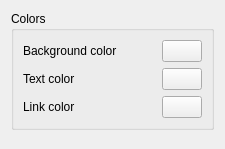
First picture: the form in src/colorpage.ui, repository ChaosWars/knfoviewer, before the edit.
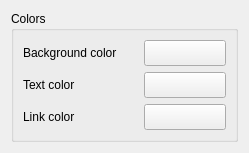
Second picture: the form after the edit. Custom widgets are drawn as their Qt base class.

Diff of the .ui file:
```diff
--- a/src/colorpage.ui
+++ b/src/colorpage.ui
@@ -5,7 +5,7 @@
    <rect>
     <x>0</x>
     <y>0</y>
-    <width>225</width>
+    <width>229</width>
     <height>149</height>
    </rect>
   </property>
@@ -24,18 +24,37 @@
         <item>
          <widget class="QLabel" name="backgroundColorLabel" >
           <property name="sizePolicy" >
-           <sizepolicy vsizetype="Preferred" hsizetype="Expanding" >
+           <sizepolicy vsizetype="Fixed" hsizetype="Fixed" >
             <horstretch>0</horstretch>
             <verstretch>0</verstretch>
            </sizepolicy>
           </property>
+          <property name="minimumSize" >
+           <size>
+            <width>115</width>
+            <height>26</height>
+           </size>
+          </property>
           <property name="text" >
            <string>Background color</string>
           </property>
          </widget>
         </item>
         <item>
-         <widget class="KColorButton" name="kcfg_backgroundColor" />
+         <widget class="KColorButton" name="kcfg_backgroundColor" >
+          <property name="sizePolicy" >
+           <sizepolicy vsizetype="Fixed" hsizetype="Expanding" >
+            <horstretch>0</horstretch>
+            <verstretch>0</verstretch>
+           </sizepolicy>
+          </property>
+          <property name="minimumSize" >
+           <size>
+            <width>82</width>
+            <height>26</height>
+           </size>
+          </property>
+         </widget>
         </item>
        </layout>
       </item>
@@ -44,18 +63,37 @@
         <item>
          <widget class="QLabel" name="textColorLabel" >
           <property name="sizePolicy" >
-           <sizepolicy vsizetype="Preferred" hsizetype="Expanding" >
+           <sizepolicy vsizetype="Fixed" hsizetype="Fixed" >
             <horstretch>0</horstretch>
             <verstretch>0</verstretch>
            </sizepolicy>
           </property>
+          <property name="minimumSize" >
+           <size>
+            <width>115</width>
+            <height>26</height>
+           </size>
+          </property>
           <property name="text" >
            <string>Text color</string>
           </property>
          </widget>
         </item>
         <item>
-         <widget class="KColorButton" name="kcfg_textColor" />
+         <widget class="KColorButton" name="kcfg_textColor" >
+          <property name="sizePolicy" >
+           <sizepolicy vsizetype="Fixed" hsizetype="Expanding" >
+            <horstretch>0</horstretch>
+            <verstretch>0</verstretch>
+           </sizepolicy>
+          </property>
+          <property name="minimumSize" >
+           <size>
+            <width>82</width>
+            <height>26</height>
+           </size>
+          </property>
+         </widget>
         </item>
        </layout>
       </item>
@@ -64,18 +102,37 @@
         <item>
          <widget class="QLabel" name="linkColorLabel" >
           <property name="sizePolicy" >
-           <sizepolicy vsizetype="Preferred" hsizetype="Expanding" >
+           <sizepolicy vsizetype="Fixed" hsizetype="Fixed" >
             <horstretch>0</horstretch>
             <verstretch>0</verstretch>
            </sizepolicy>
           </property>
+          <property name="minimumSize" >
+           <size>
+            <width>115</width>
+            <height>26</height>
+           </size>
+          </property>
           <property name="text" >
            <string>Link color</string>
           </property>
          </widget>
         </item>
         <item>
-         <widget class="KColorButton" name="kcfg_linkColor" />
+         <widget class="KColorButton" name="kcfg_linkColor" >
+          <property name="sizePolicy" >
+           <sizepolicy vsizetype="Fixed" hsizetype="Expanding" >
+            <horstretch>0</horstretch>
+            <verstretch>0</verstretch>
+           </sizepolicy>
+          </property>
+          <property name="minimumSize" >
+           <size>
+            <width>82</width>
+            <height>26</height>
+           </size>
+          </property>
+         </widget>
         </item>
        </layout>
       </item>
```
Left out of the diff: 9 changed lines with no effect on the pictures.
